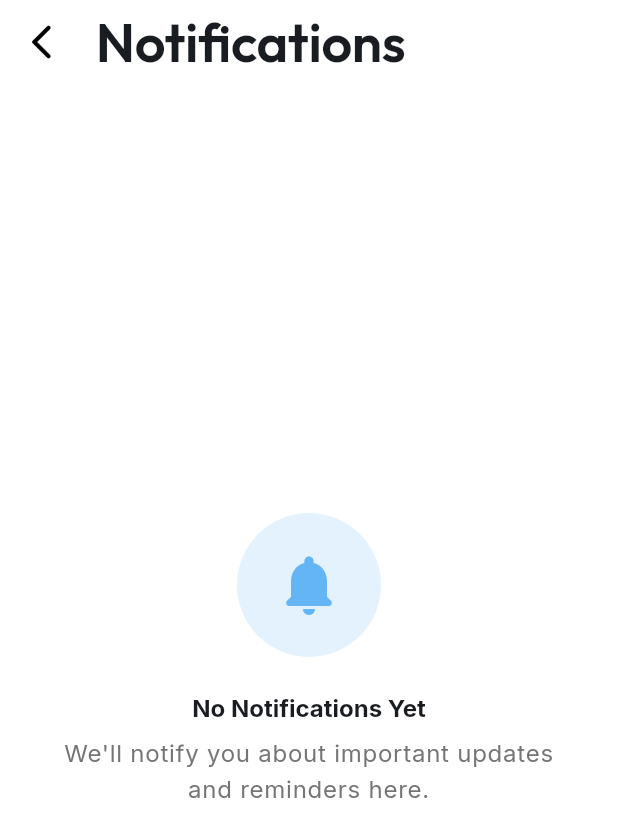
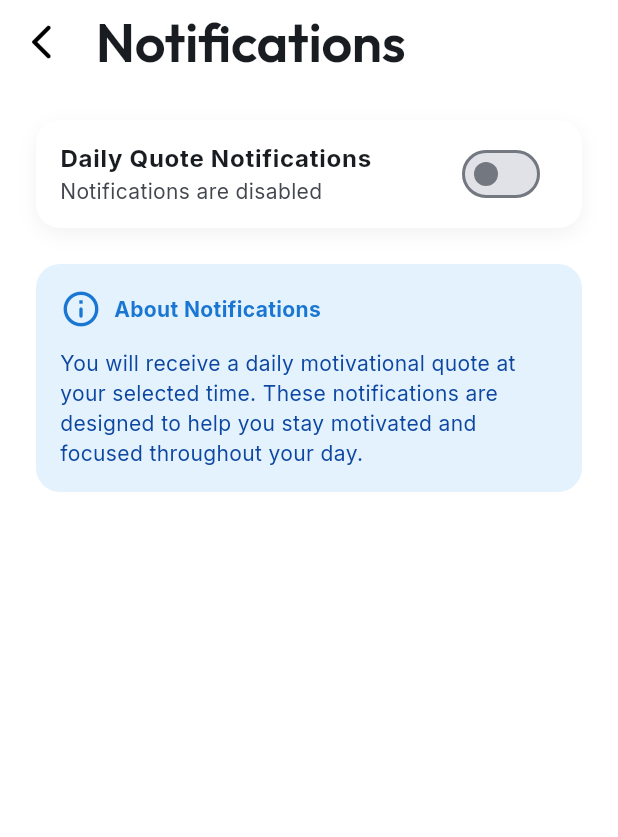
Before and after one commit to MateuszS6/focusyn_app, a Flutter app: the NotificationsPage screen opened directly, on a phone screen of 412 x 824 dp. Shown: the top 837 px of the screen. Run offline on Flutter 3.47's test engine with Material 3 defaults, Android fonts, the phone set to English and light mode, and no system bars; our stand-ins replace cloud_firestore, firebase_auth, firebase_core, fl_chart, flutter_local_notifications, flutter_slidable and 4 more; accounts and stored records are empty.

Commit message:
Implement rough notifications functionality

```diff
--- a/lib/constants/keys.dart
+++ b/lib/constants/keys.dart
@@ -7,6 +7,7 @@ abstract class Keys {
   static const String brainBox = 'brainBox';
   static const String taskBox = 'taskBox';
   static const String filterBox = 'filterBox';
+  static const String notificationBox = 'notificationBox';
 
   // Pages
   static const String today = 'Today';
--- a/lib/init/app_data_init.dart
+++ b/lib/init/app_data_init.dart
@@ -6,6 +6,7 @@ class AppDataInit {
     final taskBox = Hive.box(Keys.taskBox);
     final filterBox = Hive.box(Keys.filterBox);
     final brainBox = Hive.box(Keys.brainBox);
+    final notificationBox = Hive.box(Keys.notificationBox);
 
     // Ensure boxes are initialized with empty lists if they don't exist
     if (!taskBox.containsKey(Keys.actions)) {
@@ -42,5 +43,16 @@ class AppDataInit {
     if (!brainBox.containsKey('lastReset')) {
       brainBox.put('lastReset', DateTime.now().toIso8601String());
     }
+
+    // Initialize notification settings
+    if (!notificationBox.containsKey('notifications')) {
+      notificationBox.put('notifications', false);
+    }
+    if (!notificationBox.containsKey('notificationHour')) {
+      notificationBox.put('notificationHour', 9);
+    }
+    if (!notificationBox.containsKey('notificationMinute')) {
+      notificationBox.put('notificationMinute', 0);
+    }
   }
 }
--- a/lib/pages/notifications_page.dart
+++ b/lib/pages/notifications_page.dart
@@ -1,13 +1,74 @@
 import 'package:flutter/material.dart';
+import 'package:focusyn_app/constants/keys.dart';
 import 'package:focusyn_app/constants/theme_icons.dart';
+import 'package:focusyn_app/services/notification_service.dart';
 import 'package:focusyn_app/utils/my_app_bar.dart';
+import 'package:hive/hive.dart';
 
-class NotificationsPage extends StatelessWidget {
+class NotificationsPage extends StatefulWidget {
   const NotificationsPage({super.key});
+
+  @override
+  State<NotificationsPage> createState() => _NotificationsPageState();
+}
+
+class _NotificationsPageState extends State<NotificationsPage> {
+  bool _notificationsEnabled = false;
+  TimeOfDay _notificationTime = const TimeOfDay(hour: 9, minute: 0);
+  final _notificationBox = Hive.box(Keys.notificationBox);
+
+  @override
+  void initState() {
+    super.initState();
+    _loadSettings();
+  }
+
+  void _loadSettings() {
+    setState(() {
+      _notificationsEnabled = _notificationBox.get(
+        'notifications',
+        defaultValue: false,
+      );
+      final hour = _notificationBox.get('notificationHour', defaultValue: 9);
+      final minute = _notificationBox.get(
+        'notificationMinute',
+        defaultValue: 0,
+      );
+      _notificationTime = TimeOfDay(hour: hour, minute: minute);
+    });
+  }
+
+  Future<void> _saveSettings() async {
+    await _notificationBox.put('notifications', _notificationsEnabled);
+    await _notificationBox.put('notificationHour', _notificationTime.hour);
+    await _notificationBox.put('notificationMinute', _notificationTime.minute);
+
+    // Schedule or cancel notifications based on settings
+    await NotificationService.scheduleQuoteNotification(
+      hour: _notificationTime.hour,
+      minute: _notificationTime.minute,
+      isEnabled: _notificationsEnabled,
+    );
+  }
+
+  Future<void> _selectTime() async {
+    final TimeOfDay? picked = await showTimePicker(
+      context: context,
+      initialTime: _notificationTime,
+    );
+
+    if (picked != null && picked != _notificationTime) {
+      setState(() {
+        _notificationTime = picked;
+      });
+      await _saveSettings();
+    }
+  }
 
   @override
   Widget build(BuildContext context) {
     return Scaffold(
+      backgroundColor: Colors.white,
       appBar: MyAppBar(
         title: 'Notifications',
         leading: IconButton(
@@ -15,36 +76,84 @@ class NotificationsPage extends StatelessWidget {
           onPressed: () => Navigator.pop(context),
         ),
       ),
-      body: Center(
-        child: Column(
-          mainAxisAlignment: MainAxisAlignment.center,
+      body: SafeArea(
+        child: ListView(
+          padding: const EdgeInsets.all(24),
           children: [
             Container(
-              padding: const EdgeInsets.all(24),
               decoration: BoxDecoration(
-                color: Colors.blue.shade50,
-                shape: BoxShape.circle,
+                color: Colors.white,
+                borderRadius: BorderRadius.circular(16),
+                boxShadow: [
+                  BoxShadow(
+                    color: Colors.black.withAlpha(13),
+                    blurRadius: 10,
+                    offset: const Offset(0, 4),
+                  ),
+                ],
               ),
-              child: Icon(
-                ThemeIcons.notificationsIcon,
-                size: 48,
-                color: Colors.blue.shade300,
+              child: Column(
+                children: [
+                  SwitchListTile(
+                    title: const Text(
+                      'Daily Quote Notifications',
+                      style: TextStyle(fontWeight: FontWeight.bold),
+                    ),
+                    subtitle: Text(
+                      _notificationsEnabled
+                          ? 'You will receive a daily motivational quote at ${_notificationTime.format(context)}'
+                          : 'Notifications are disabled',
+                    ),
+                    value: _notificationsEnabled,
+                    onChanged: (bool value) {
+                      setState(() {
+                        _notificationsEnabled = value;
+                      });
+                      _saveSettings();
+                    },
+                    activeColor: Colors.blue,
+                  ),
+                  if (_notificationsEnabled)
+                    ListTile(
+                      title: const Text('Notification Time'),
+                      subtitle: Text(_notificationTime.format(context)),
+                      trailing: const Icon(ThemeIcons.timeIcon),
+                      onTap: _selectTime,
+                    ),
+                ],
               ),
             ),
             const SizedBox(height: 24),
-            Text(
-              'No Notifications Yet',
-              style: Theme.of(
-                context,
-              ).textTheme.titleLarge?.copyWith(fontWeight: FontWeight.bold),
-            ),
-            const SizedBox(height: 8),
-            Text(
-              'We\'ll notify you about important updates\nand reminders here.',
-              textAlign: TextAlign.center,
-              style: Theme.of(
-                context,
-              ).textTheme.bodyLarge?.copyWith(color: Colors.grey.shade600),
+            Container(
+              padding: const EdgeInsets.all(16),
+              decoration: BoxDecoration(
+                color: Colors.blue.shade50,
+                borderRadius: BorderRadius.circular(16),
+              ),
+              child: Column(
+                crossAxisAlignment: CrossAxisAlignment.start,
+                children: [
+                  Row(
+                    children: [
+                      Icon(ThemeIcons.infoIcon, color: Colors.blue[700]),
+                      const SizedBox(width: 8),
+                      Text(
+                        'About Notifications',
+                        style: TextStyle(
+                          fontWeight: FontWeight.bold,
+                          color: Colors.blue[700],
+                        ),
+                      ),
+                    ],
+                  ),
+                  const SizedBox(height: 12),
+                  Text(
+                    'You will receive a daily motivational quote at your selected time. '
+                    'These notifications are designed to help you stay motivated and focused throughout your day.',
+                    style: TextStyle(color: Colors.blue[900]),
+                  ),
+                ],
+              ),
             ),
           ],
         ),
```
Also changed, not shown: lib/init/app_init.dart (+7 -0 lines).
